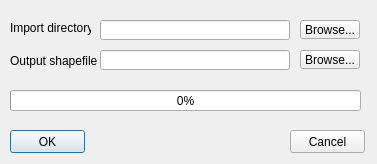
This is impphotos.ui in KIOS-Research/ImportPhotos as Qt 5 draws it before an edit. The edited form follows.
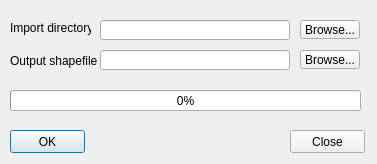
This is the edited form.

The edit to the form file:
```diff
--- a/impphotos.ui
+++ b/impphotos.ui
@@ -130,7 +130,7 @@
     </rect>
    </property>
    <property name="text">
-    <string>Cancel</string>
+    <string>Close</string>
    </property>
   </widget>
  </widget>
```
Left out of the diff: 2 changed lines with no effect on the pictures.
